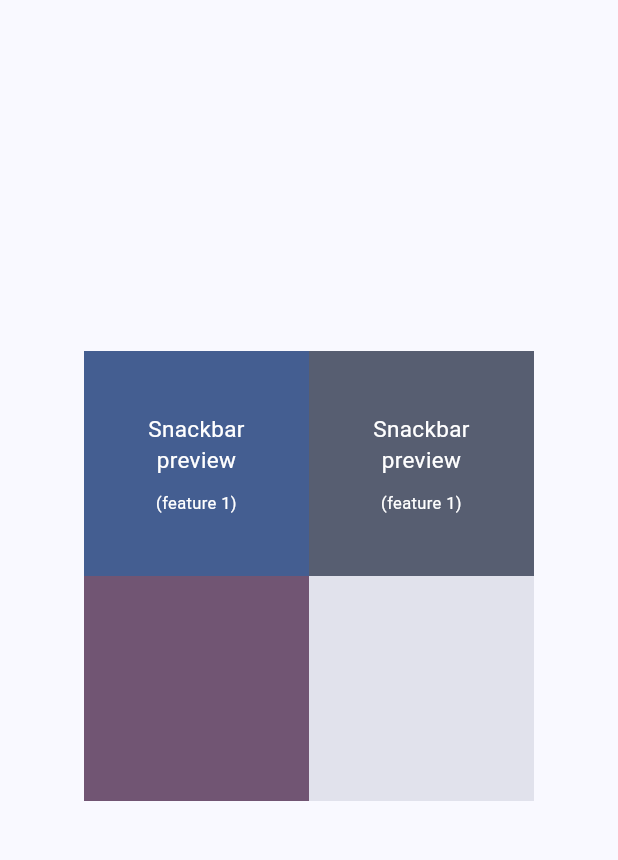
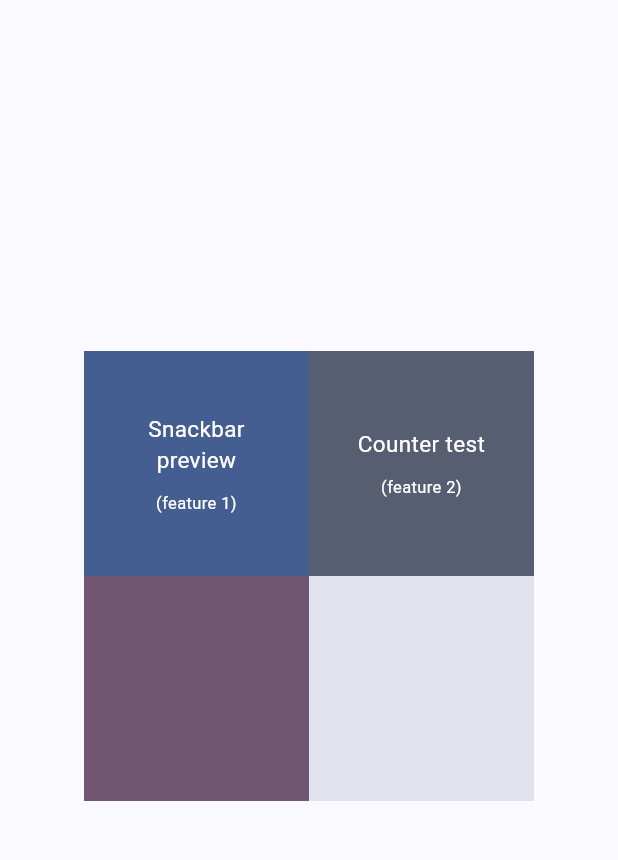
Before and after one commit to JavierGavra/git-rebase-test, a Flutter app: the screen it shows after launch, on a phone screen of 412 x 824 dp, the part 84-944 px from its top. Run offline on Flutter 3.47's test engine with Material 2 defaults, Android fonts, the phone set to English and light mode, and no system bars.

Commit message:
solve some bug

```diff
--- a/lib/home_page.dart
+++ b/lib/home_page.dart
@@ -24,13 +24,13 @@ class HomePage extends StatelessWidget {
           mainAxisSize: MainAxisSize.min,
           children: [
             Text(
-              "Snackbar preview",
+              title,
               textAlign: TextAlign.center,
               style: TextStyle(color: foregroundColor, fontSize: 15),
             ),
             const SizedBox(height: 10),
             Text(
-              "(feature 1)",
+              sign,
               textAlign: TextAlign.center,
               style: TextStyle(color: foregroundColor, fontSize: 11),
             ),
```
